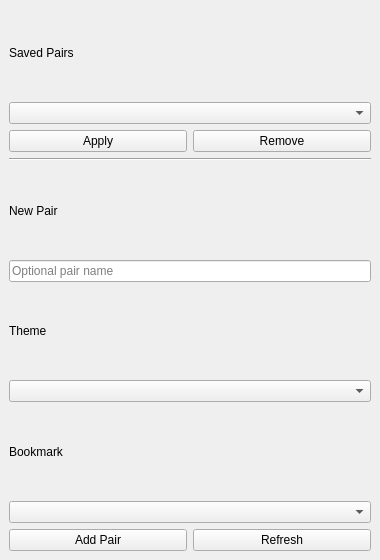
idshklein/bookmark_theme, file bookmark_theme_dockwidget_base.ui: the form before one commit.
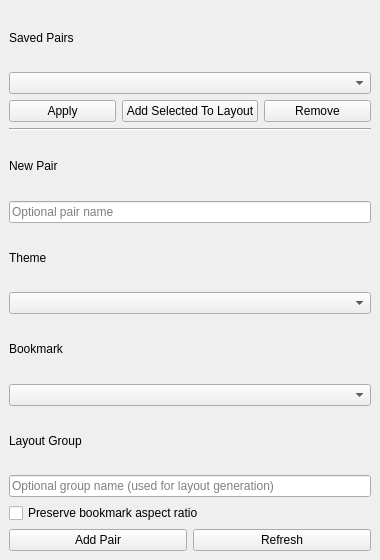
The form after the commit.

Commit message: Add layout generation from selected pair with ratio-preserving option

The edit to the form file:
```diff
--- a/bookmark_theme_dockwidget_base.ui
+++ b/bookmark_theme_dockwidget_base.ui
@@ -34,6 +34,13 @@
         </property>
        </widget>
       </item>
+            <item>
+             <widget class="QPushButton" name="generateLayoutButton">
+                <property name="text">
+                      <string>Add Selected To Layout</string>
+                </property>
+             </widget>
+            </item>
       <item>
        <widget class="QPushButton" name="removePairButton">
         <property name="text">
@@ -87,6 +94,27 @@
     <item>
      <widget class="QComboBox" name="bookmarkComboBox"/>
     </item>
+    <item>
+     <widget class="QLabel" name="layoutGroupLabel">
+      <property name="text">
+       <string>Layout Group</string>
+      </property>
+     </widget>
+    </item>
+    <item>
+     <widget class="QLineEdit" name="layoutGroupLineEdit">
+      <property name="placeholderText">
+       <string>Optional group name (used for layout generation)</string>
+      </property>
+     </widget>
+    </item>
+    <item>
+     <widget class="QCheckBox" name="preserveAspectRatioCheckBox">
+      <property name="text">
+       <string>Preserve bookmark aspect ratio</string>
+      </property>
+     </widget>
+    </item>
     <item>
      <layout class="QHBoxLayout" name="addRefreshLayout">
       <item>
```
The commit also changes 4 other files.
